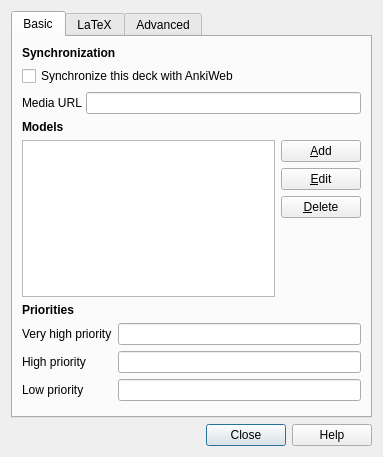
Before: the Qt Designer form designer/deckproperties.ui in ankitects/anki, drawn with Qt 5.
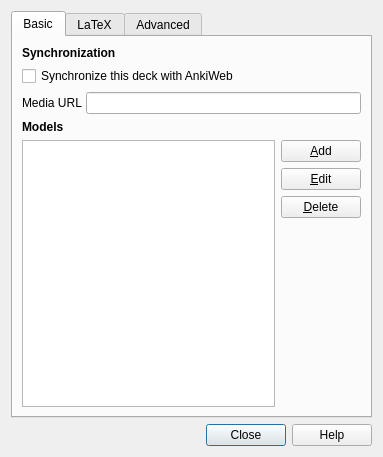
After: the same form once the commit is applied.

Commit message: remove priorities

```diff
--- a/designer/deckproperties.ui
+++ b/designer/deckproperties.ui
@@ -30,69 +30,6 @@
        <string>Basic</string>
       </attribute>
       <layout class="QGridLayout" name="gridLayout_6">
-       <item row="5" column="0">
-        <widget class="QLabel" name="label_16">
-         <property name="text">
-          <string>&lt;b&gt;Priorities&lt;/b&gt;</string>
-         </property>
-        </widget>
-       </item>
-       <item row="6" column="0">
-        <layout class="QGridLayout" name="gridLayout_4">
-         <item row="0" column="0">
-          <widget class="QLabel" name="label_21">
-           <property name="text">
-            <string>Very high priority</string>
-           </property>
-           <property name="wordWrap">
-            <bool>true</bool>
-           </property>
-          </widget>
-         </item>
-         <item row="0" column="1">
-          <widget class="QLineEdit" name="highPriority"/>
-         </item>
-         <item row="1" column="0">
-          <widget class="QLabel" name="label_17">
-           <property name="text">
-            <string>High priority</string>
-           </property>
-           <property name="wordWrap">
-            <bool>true</bool>
-           </property>
-          </widget>
-         </item>
-         <item row="1" column="1">
-          <widget class="QLineEdit" name="medPriority"/>
-         </item>
-         <item row="2" column="0">
-          <widget class="QLabel" name="label_24">
-           <property name="text">
-            <string>Low priority</string>
-           </property>
-           <property name="wordWrap">
-            <bool>true</bool>
-           </property>
-          </widget>
-         </item>
-         <item row="2" column="1">
-          <widget class="QLineEdit" name="lowPriority"/>
-         </item>
-        </layout>
-       </item>
-       <item row="7" column="0">
-        <spacer name="verticalSpacer_2">
-         <property name="orientation">
-          <enum>Qt::Vertical</enum>
-         </property>
-         <property name="sizeHint" stdset="0">
-          <size>
-           <width>20</width>
-           <height>40</height>
-          </size>
-         </property>
-        </spacer>
-       </item>
        <item row="3" column="0">
         <widget class="QLabel" name="label_14">
          <property name="text">
```
Left out of the diff: 3 changed lines with no effect on the pictures. The commit also changes 5 other files.
